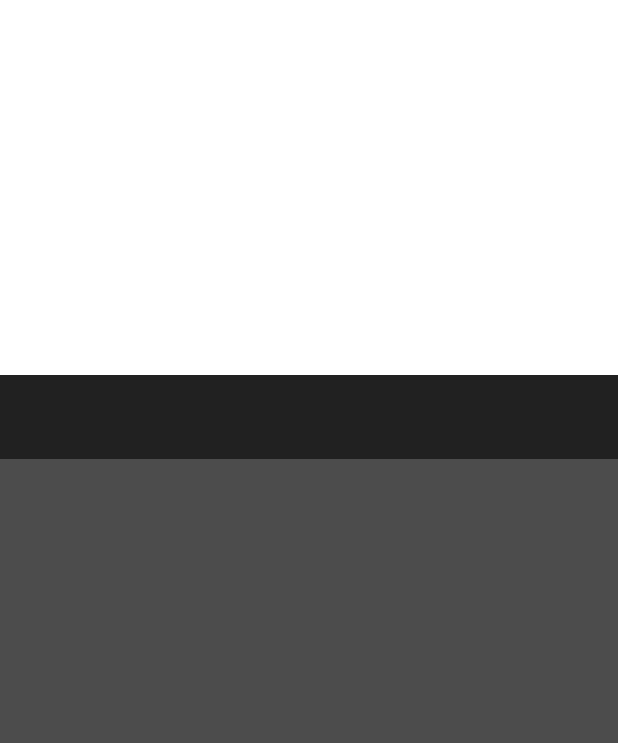
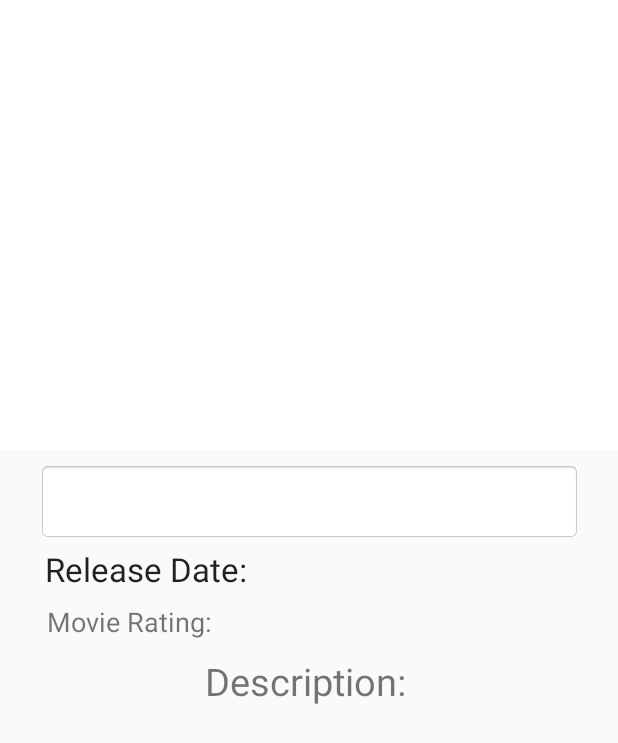
Before and after one commit to mountis/Flick-master, an Android app: the layout activity_movie_detail.xml on its own in the app's theme, with its tools: preview values and no code run, on a phone screen of 412 x 824 dp. Shown: the top 743 px of the screen. Run offline under Robolectric (Android 15) with nearby library versions, the phone set to English and light mode, and no system bars.

Commit message:
update UI

```diff
--- a/app/src/main/java/comflick/myportfolio/mountis/flick/model/MovieListResponse.java
+++ b/app/src/main/java/comflick/myportfolio/mountis/flick/model/MovieListResults.java
@@ -5,8 +5,7 @@ import com.google.gson.annotations.SerializedName;
 import java.util.List;
 
 
-
-public class MovieListResponse {
+public class MovieListResults {
 
     @SerializedName("results")
     private List<Movie> movies;
--- a/app/src/main/java/comflick/myportfolio/mountis/flick/network/MovieClient.java
+++ b/app/src/main/java/comflick/myportfolio/mountis/flick/network/MovieClient.java
@@ -7,7 +7,7 @@ import com.google.gson.GsonBuilder;
 
 import comflick.myportfolio.mountis.flick.App;
 import comflick.myportfolio.mountis.flick.R;
-import comflick.myportfolio.mountis.flick.model.MovieListResponse;
+import comflick.myportfolio.mountis.flick.model.MovieListResults;
 import comflick.myportfolio.mountis.flick.util.MovieFilter;
 import retrofit2.Retrofit;
 import retrofit2.adapter.rxjava.RxJavaCallAdapterFactory;
@@ -20,6 +20,7 @@ public class MovieClient {
     private MovieService movieService;
     private String apiKey;
 
+    //    network call to convert JSON using GSON
     private MovieClient() {
         final Gson gson =
                 new GsonBuilder().setFieldNamingPolicy(FieldNamingPolicy.LOWER_CASE_WITH_UNDERSCORES).create();
@@ -38,7 +39,8 @@ public class MovieClient {
         return instance;
     }
 
-    public Observable<MovieListResponse> getMovies(@MovieFilter.movieFilter int movieFilter) {
+    //    network call to get get movies from observable
+    public Observable<MovieListResults> getMovies(@MovieFilter.movieFilter int movieFilter) {
         if(movieFilter == MovieFilter.HIGH_RATED){
 
             return movieService.getHighRatedMovies(apiKey);
--- a/app/src/main/res/layout/activity_main.xml
+++ b/app/src/main/res/layout/activity_main.xml
@@ -10,7 +10,7 @@
         android:columnWidth="120dp"
         android:gravity="center"
         android:horizontalSpacing="4dp"
-        android:numColumns="2"
+        android:numColumns="3"
         android:stretchMode="columnWidth"
         android:verticalSpacing="4dp">
 
@@ -22,4 +22,5 @@
         android:layout_height="wrap_content"
         android:visibility="invisible"
         android:layout_gravity="center" />
+
 </FrameLayout>
--- a/app/src/main/res/layout/activity_movie_detail.xml
+++ b/app/src/main/res/layout/activity_movie_detail.xml
@@ -1,102 +1,154 @@
 <?xml version="1.0" encoding="utf-8"?>
-<android.support.design.widget.CoordinatorLayout
-    xmlns:android="http://schemas.android.com/apk/res/android"
+<ScrollView xmlns:android="http://schemas.android.com/apk/res/android"
     xmlns:app="http://schemas.android.com/apk/res-auto"
+    xmlns:tools="http://schemas.android.com/tools"
     android:layout_width="match_parent"
     android:layout_height="match_parent"
-    android:background="@color/grey"
-    android:orientation="vertical">
+    tools:layout_editor_absoluteX="184dp"
+    tools:layout_editor_absoluteY="388dp">
 
-    <android.support.design.widget.AppBarLayout
-        android:id="@+id/app_bar"
+    <android.support.constraint.ConstraintLayout xmlns:android="http://schemas.android.com/apk/res/android"
+        xmlns:app="http://schemas.android.com/apk/res-auto"
+        xmlns:tools="http://schemas.android.com/tools"
+        android:id="@+id/coordinatorLayout"
         android:layout_width="match_parent"
-        android:layout_height="wrap_content"
-        android:fitsSystemWindows="true">
-
-        <android.support.design.widget.CollapsingToolbarLayout
-            android:id="@+id/collapsing_toolbar"
-            android:layout_width="match_parent"
-            android:layout_height="match_parent"
-            android:fitsSystemWindows="true"
-            app:contentScrim="@color/colorPrimary"
-            app:layout_scrollFlags="scroll|exitUntilCollapsed">
-
-            <RelativeLayout
-                android:layout_width="match_parent"
-                android:layout_height="250dp"
-                android:layout_marginBottom="56dp">
+        android:layout_height="wrap_content">
 
 
         <ImageView
             android:id="@+id/movie_poster_thumbnail"
-                    android:layout_width="match_parent"
-                    android:layout_height="match_parent"
+            android:layout_width="0dp"
+            android:layout_height="300dp"
             android:background="@color/white"
             android:fitsSystemWindows="true"
-                    android:scaleType="centerCrop"
-                    app:layout_collapseMode="parallax" />
+            android:scaleType="fitXY"
+            app:layout_constraintEnd_toEndOf="parent"
+            app:layout_constraintHorizontal_bias="0.0"
+            app:layout_constraintStart_toStartOf="parent"
+            app:layout_constraintTop_toTopOf="parent" />
+
+        <TextView
+            android:id="@+id/movie_title"
+            android:layout_width="362dp"
+            android:layout_height="wrap_content"
+            android:layout_marginEnd="8dp"
+            android:layout_marginLeft="8dp"
+            android:layout_marginRight="8dp"
+            android:layout_marginStart="8dp"
+            android:layout_marginTop="8dp"
+            android:background="@android:drawable/editbox_background_normal"
+            android:gravity="center"
+            android:maxLines="2"
+            android:textAlignment="center"
+            android:textAppearance="@style/TextAppearance.AppCompat.Title"
+            android:textColor="@color/colorPrimaryDark"
+            android:textSize="30sp"
+            app:layout_constraintEnd_toEndOf="parent"
+            app:layout_constraintStart_toStartOf="parent"
+            app:layout_constraintTop_toBottomOf="@+id/movie_poster_thumbnail" />
+
+        <TextView
+            android:id="@+id/vote_average"
+            android:layout_width="63dp"
+            android:layout_height="wrap_content"
+            android:layout_marginEnd="36dp"
+            android:layout_marginRight="36dp"
+            android:layout_marginTop="8dp"
+            android:gravity="center"
+            android:textColor="@color/colorAccent"
+            android:textSize="18sp"
+            app:layout_constraintEnd_toEndOf="parent"
+            app:layout_constraintTop_toBottomOf="@+id/release_date" />
+
+        <TextView
+            android:id="@+id/rating"
+            android:layout_width="113dp"
+            android:layout_height="wrap_content"
+            android:layout_marginEnd="268dp"
+            android:layout_marginLeft="32dp"
+            android:layout_marginRight="268dp"
+            android:layout_marginStart="32dp"
+            android:layout_marginTop="8dp"
+            android:text="@string/user_rating"
+            android:textSize="18sp"
+            app:layout_constraintEnd_toEndOf="parent"
+            app:layout_constraintStart_toStartOf="parent"
+            app:layout_constraintTop_toBottomOf="@+id/movie_release_date" />
+
 
         <TextView
             android:id="@+id/release_date"
-                    android:layout_width="300dp"
+            android:layout_width="63dp"
             android:layout_height="wrap_content"
-                    android:layout_centerHorizontal="true"
-                    android:layout_centerInParent="true"
-                    android:maxLines="2"
-                    android:textAlignment="center"
-                    android:textColor="@color/white"
-                    android:textSize="25sp"
-                    />
+            android:layout_marginEnd="36dp"
+            android:layout_marginRight="36dp"
+            android:layout_marginTop="4dp"
+            android:gravity="center"
+            android:textAppearance="@style/TextAppearance.AppCompat.Large"
+            android:textColor="@color/colorAccent"
+            app:layout_constraintEnd_toEndOf="parent"
+            app:layout_constraintTop_toBottomOf="@+id/movie_title" />
+
+        <TextView
+            android:id="@+id/movie_release_date"
+            android:layout_width="144dp"
+            android:layout_height="wrap_content"
+            android:layout_marginEnd="240dp"
+            android:layout_marginLeft="32dp"
+            android:layout_marginRight="240dp"
+            android:layout_marginStart="32dp"
+            android:layout_marginTop="4dp"
+            android:text="@string/movie_release_date"
+            android:textAppearance="@style/TextAppearance.AppCompat.Large"
+            app:layout_constraintEnd_toEndOf="parent"
+            app:layout_constraintStart_toStartOf="parent"
+            app:layout_constraintTop_toBottomOf="@+id/movie_title" />
+
 
         <TextView
             android:id="@+id/overview"
-                    android:layout_width="300dp"
+            android:layout_width="340dp"
             android:layout_height="wrap_content"
-                    android:layout_centerHorizontal="true"
-                    android:layout_centerInParent="true"
-                    android:maxLines="2"
-                    android:textAlignment="center"
-                    android:textColor="@color/white"
-                    android:textSize="25sp"
-                    />
-
+            android:layout_marginEnd="8dp"
+            android:layout_marginLeft="8dp"
+            android:layout_marginRight="8dp"
+            android:layout_marginStart="8dp"
+            android:layout_marginTop="8dp"
+            android:textColor="@color/light_grey"
+            android:textSize="20sp"
+            app:layout_constraintEnd_toEndOf="parent"
+            app:layout_constraintStart_toStartOf="parent"
+            app:layout_constraintTop_toBottomOf="@+id/description" />
 
         <TextView
-                    android:id="@+id/movie_title_TV"
-                    android:layout_width="300dp"
+            android:id="@+id/description"
+            android:layout_width="139dp"
             android:layout_height="wrap_content"
-                    android:layout_centerHorizontal="true"
-                    android:layout_centerInParent="true"
-                    android:maxLines="2"
-                    android:textAlignment="center"
-                    android:textColor="@color/white"
+            android:layout_marginTop="76dp"
+            android:text="@string/plot_synopsis"
             android:textSize="25sp"
-                    />
+            app:layout_constraintEnd_toEndOf="parent"
+            app:layout_constraintHorizontal_bias="0.502"
+            app:layout_constraintStart_toStartOf="parent"
+            app:layout_constraintTop_toBottomOf="@+id/movie_title" />
 
-                <TextView
-                    android:id="@+id/vote_average"
+        <ProgressBar
+            android:id="@+id/progressBarDetail"
             android:layout_width="wrap_content"
             android:layout_height="wrap_content"
-                    android:layout_marginBottom="15dp"
-                    android:layout_marginTop="50dp"
-                    android:textColor="@color/colorAccent"
-                    android:textSize="30sp"
-                    android:textStyle="bold"
-                    />
+            android:layout_gravity="center"
+            android:layout_marginBottom="8dp"
+            android:layout_marginEnd="8dp"
+            android:layout_marginLeft="8dp"
+            android:layout_marginRight="8dp"
+            android:layout_marginStart="8dp"
+            android:layout_marginTop="8dp"
+            android:visibility="invisible"
+            app:layout_constraintBottom_toBottomOf="@+id/overview"
+            app:layout_constraintEnd_toEndOf="parent"
+            app:layout_constraintStart_toStartOf="parent"
+            app:layout_constraintTop_toTopOf="parent"
+            app:layout_constraintVertical_bias="0.243" />
 
-            </RelativeLayout>
-
-            <android.support.v7.widget.Toolbar
-                android:id="@+id/toolbar"
-                android:layout_width="match_parent"
-                android:layout_height="wrap_content"
-                android:gravity="top"
-                app:layout_collapseMode="pin"
-                app:layout_scrollFlags="scroll|enterAlways"
-                app:theme="@style/ThemeOverlay.AppCompat.Dark.ActionBar" />
-
-                app:tabTextColor="@color/colorAccent" />
-        </android.support.design.widget.CollapsingToolbarLayout>
-    </android.support.design.widget.AppBarLayout>
-
-</android.support.design.widget.CoordinatorLayout>
+    </android.support.constraint.ConstraintLayout>
+</ScrollView>
--- a/app/src/main/res/values/colors.xml
+++ b/app/src/main/res/values/colors.xml
@@ -1,13 +1,14 @@
 <?xml version="1.0" encoding="utf-8"?>
 <resources>
-    <color name="colorPrimary">#3F51B5</color>
-    <color name="colorPrimaryDark">#303F9F</color>
-    <color name="colorAccent">#FF4081</color>
 
-    <color name="white">#FFF</color>
+    <color name="white">#ffffff</color>
     <color name="black">#000000</color>
-    <!--<color name="dark_blue2">#1B2737</color>-->
     <color name="grey">#4c4c4c</color>
-    <!--<color name="maroon_blue">#0cd7de</color>-->
     <color name="light_grey">#d0d0d0</color>
+    <color name="colorPrimaryDark">#6f099a</color>
+    <color name="colorPrimary">#9c27b0</color>
+    <color name="colorAccent">#ffc400</color>
+    <color name="primary_material_dark_1">#9c27b0</color>
+    <color name="primary_dark_material_dark">#651189</color>
+    <color name="accent_material_light">#faa701</color>
 </resources>
--- a/app/src/main/res/values/strings.xml
+++ b/app/src/main/res/values/strings.xml
@@ -3,10 +3,14 @@
     <string name="movie_intent_key">movie</string>
     <string name="movie_poster_data_key">movies.key</string>
     <string name="base_url">http://api.themoviedb.org/3/</string>
-
     <string name="api_key">46aed17b77e38079aaaf32da2ff1491b</string>
     <string name="movie_image_base_url">http://image.tmdb.org/t/p/w185/</string>
     <string name="sort_by_most_popular">Popular movies</string>
     <string name="sort_by_highest_rated">Top-Rated movies</string>
     <string name="overview_data_key">overview.key</string>
+
+
+    <string name="user_rating">Movie Rating:</string>
+    <string name="plot_synopsis">Description:</string>
+    <string name="movie_release_date">Release Date:</string>
 </resources>
--- a/app/src/main/res/values/styles.xml
+++ b/app/src/main/res/values/styles.xml
@@ -1,14 +1,10 @@
+<?xml version="1.0" encoding="utf-8"?><!--suppress ALL, AndroidDomInspection -->
 <resources>
 
-    <!-- Base application theme. -->
-    <style name="AppTheme">
-        <!-- Customize your theme here. -->
-        <item name="colorPrimary">@color/colorPrimary</item>
-        <item name="colorPrimaryDark">@color/colorPrimaryDark</item>
+    <style name="MovieView" parent="Theme.AppCompat.Light.DarkActionBar">
+        <item name="colorPrimary">@android:color/holo_purple</item>
+        <item name="colorPrimaryDark">@color/primary_material_dark_1</item>
         <item name="colorAccent">@color/colorAccent</item>
     </style>
 
-    <style name="AppTheme.NoActionBar">
-    </style>
-
 </resources>
```
Also changed, not shown: app/src/main/AndroidManifest.xml (+8 -5 lines), app/src/main/java/comflick/myportfolio/mountis/flick/activities/DetailActivity.java (added, +71 -0 lines), app/src/main/java/comflick/myportfolio/mountis/flick/activities/MainActivity.java (renamed from app/src/main/java/comflick/myportfolio/mountis/flick/activities/MoviePosterActivity.java, +20 -15 lines), app/src/main/java/comflick/myportfolio/mountis/flick/activities/MovieDetailActivity.java (deleted, +0 -82 lines), app/src/main/java/comflick/myportfolio/mountis/flick/adapters/MovieAdapter.java (+7 -6 lines), app/src/main/java/comflick/myportfolio/mountis/flick/network/MovieService.java (+5 -3 lines), app/src/main/res/layout/image_post_item.xml (+1 -23 lines), app/src/main/res/menu/settings.xml (renamed from app/src/main/res/menu/activity_poster_menu.xml, +4 -4 lines), app/src/main/res/drawable/movie_placeholder.png (added), 1 other file. Lines whose indentation alone changed are shown as unchanged.
